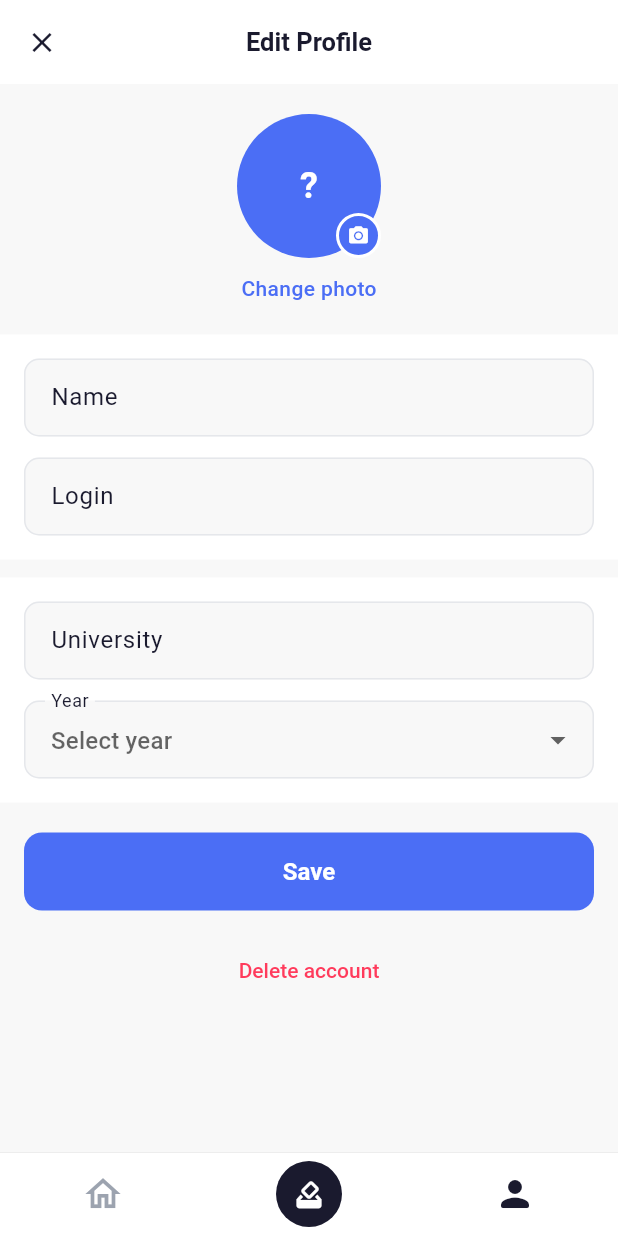
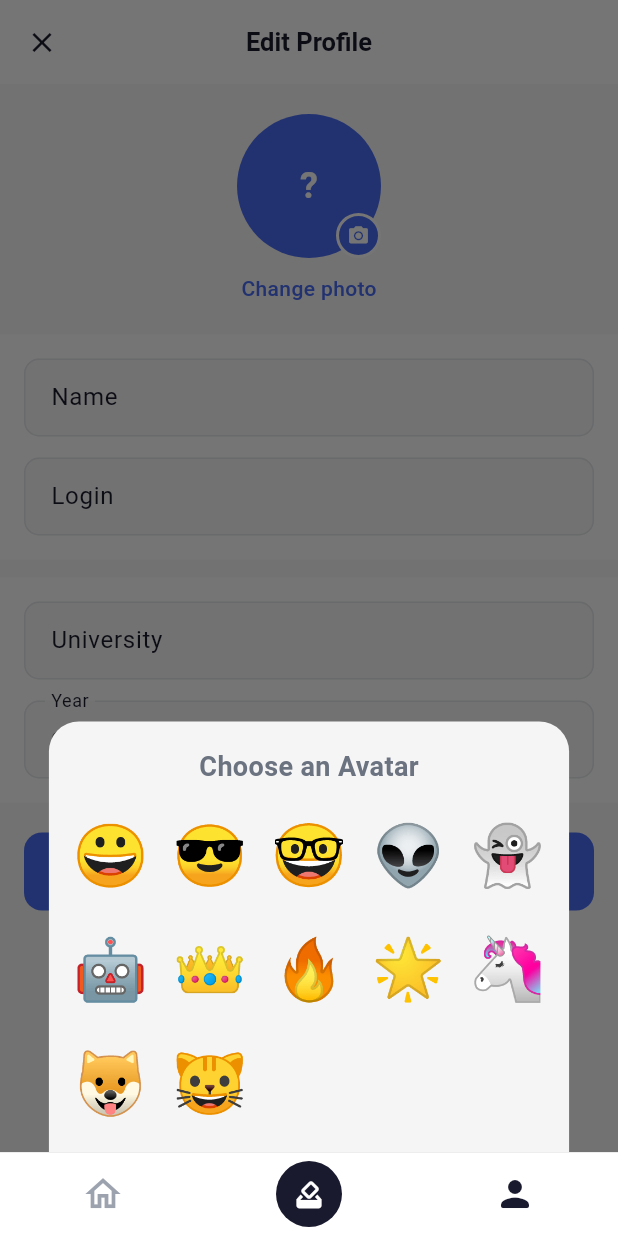
Before and after one commit to amanvelikiigmailcom/poll-main, a Flutter app: the EditProfileScreen screen opened by its route, after a tap on the "camera alt" icon, on a phone screen of 412 x 824 dp. Run offline on Flutter 3.47's test engine with Material 3 defaults, Android fonts, the phone set to English and light mode, and no system bars; our stand-ins replace cached_network_image, dio, equatable, firebase_core, firebase_messaging, flutter_animate and 10 more; accounts and stored records are empty.

Commit message:
Implement offline features: Trivia, Affirmations, Emoji avatars, UGC block UI
Co-authored-by: amanvelikiigmailcom <223949633+amanvelikiigmailcom@users.noreply.github.com>

```diff
--- a/app/lib/screens/profile/edit_profile_screen.dart
+++ b/app/lib/screens/profile/edit_profile_screen.dart
@@ -3,7 +3,7 @@ import 'dart:io';
 import 'package:flutter/material.dart';
 import 'package:flutter_riverpod/flutter_riverpod.dart';
 import 'package:go_router/go_router.dart';
-import 'package:image_picker/image_picker.dart';
+
 
 import '../../models/user.dart';
 import '../../providers/user_provider.dart';
@@ -178,12 +178,40 @@ class _EditProfileScreenState extends ConsumerState<EditProfileScreen> {
   }
 
   Future<void> _pickImage() async {
-    final picker = ImagePicker();
-    final picked =
-        await picker.pickImage(source: ImageSource.gallery, imageQuality: 80);
-    if (picked != null) {
-      ref.read(_editFormProvider.notifier).setLocalAvatar(picked.path);
-    }
+    showModalBottomSheet(
+      context: context,
+      shape: const RoundedRectangleBorder(
+        borderRadius: BorderRadius.vertical(top: Radius.circular(20)),
+      ),
+      builder: (ctx) {
+        final emojis = ['😀', '😎', '🤓', '👽', '👻', '🤖', '👑', '🔥', '🌟', '🦄', '🐶', '🐱'];
+        return SafeArea(
+          child: Padding(
+            padding: const EdgeInsets.all(16.0),
+            child: Column(
+              mainAxisSize: MainAxisSize.min,
+              children: [
+                const Text('Choose an Avatar', style: TextStyle(fontSize: 18, fontWeight: FontWeight.bold)),
+                const SizedBox(height: 16),
+                Wrap(
+                  spacing: 16,
+                  runSpacing: 16,
+                  children: emojis.map((emoji) => GestureDetector(
+                    onTap: () {
+                      Navigator.pop(ctx);
+                      // In a real app we'd save emoji string to a dedicated avatar string.
+                      // For now, since localAvatarPath exists, we prefix it so the UI knows it's an emoji
+                      ref.read(_editFormProvider.notifier).setLocalAvatar('EMOJI:$emoji');
+                    },
+                    child: Text(emoji, style: const TextStyle(fontSize: 40)),
+                  )).toList(),
+                )
+              ],
+            ),
+          ),
+        );
+      },
+    );
   }
 
   Future<void> _save() async {
--- a/app/lib/screens/voting/timer_screen.dart
+++ b/app/lib/screens/voting/timer_screen.dart
@@ -10,6 +10,9 @@ const Color _accentRed = Color(0xFFFF3B5C);
 // Motivation quotes shown while waiting
 // ---------------------------------------------------------------------------
 const List<String> _motivationQuotes = [
+  'Did you know? People tend to prefer those they see frequently.',
+  'Did you know? Laughter actually increases pain tolerance.',
+  'Did you know? Friendship can increase your lifespan.',
   '"Real stars shine even when no one watches"',
   '"Every vote is a small sign of respect. Collect them!"',
   '"Those who wait get twice as much"',
```
